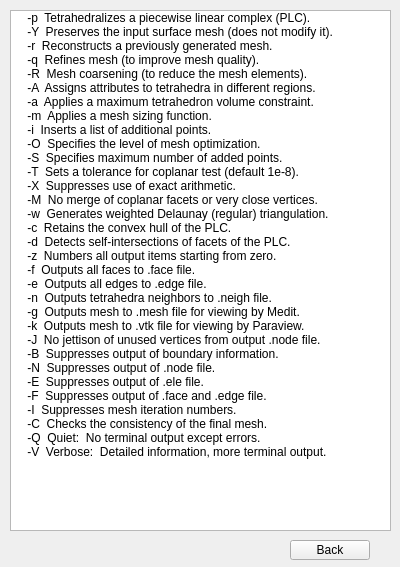
Old version of the form FITK_Component/FITKTmshExeDriver/GUITetGenHelp.ui in the repository Ice-reverie/Tmsh.
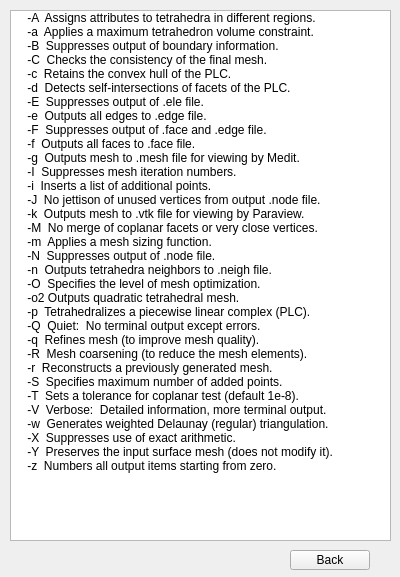
New version of the form.

Commit message: 升级tetgen功能界面

Patch:
```diff
--- a/FITK_Component/FITKTmshExeDriver/GUITetGenHelp.ui
+++ b/FITK_Component/FITKTmshExeDriver/GUITetGenHelp.ui
@@ -7,7 +7,7 @@
     <x>0</x>
     <y>0</y>
     <width>400</width>
-    <height>567</height>
+    <height>577</height>
    </rect>
   </property>
   <property name="windowTitle">
@@ -19,34 +19,9 @@
      <x>10</x>
      <y>10</y>
      <width>381</width>
-     <height>521</height>
+     <height>531</height>
     </rect>
    </property>
-   <item>
-    <property name="text">
-     <string>    -p  Tetrahedralizes a piecewise linear complex (PLC).</string>
-    </property>
-   </item>
-   <item>
-    <property name="text">
-     <string>    -Y  Preserves the input surface mesh (does not modify it).</string>
-    </property>
-   </item>
-   <item>
-    <property name="text">
-     <string>    -r  Reconstructs a previously generated mesh.</string>
-    </property>
-   </item>
-   <item>
-    <property name="text">
-     <string>    -q  Refines mesh (to improve mesh quality).</string>
-    </property>
-   </item>
-   <item>
-    <property name="text">
-     <string>    -R  Mesh coarsening (to reduce the mesh elements).</string>
-    </property>
-   </item>
    <item>
     <property name="text">
      <string>    -A  Assigns attributes to tetrahedra in different regions.</string>
@@ -59,42 +34,12 @@
    </item>
    <item>
     <property name="text">
-     <string>    -m  Applies a mesh sizing function.</string>
+     <string>    -B  Suppresses output of boundary information.</string>
     </property>
    </item>
    <item>
     <property name="text">
-     <string>    -i  Inserts a list of additional points.</string>
-    </property>
-   </item>
-   <item>
-    <property name="text">
-     <string>    -O  Specifies the level of mesh optimization.</string>
-    </property>
-   </item>
-   <item>
-    <property name="text">
-     <string>    -S  Specifies maximum number of added points.</string>
-    </property>
-   </item>
-   <item>
-    <property name="text">
-     <string>    -T  Sets a tolerance for coplanar test (default 1e-8).</string>
-    </property>
-   </item>
-   <item>
-    <property name="text">
-     <string>    -X  Suppresses use of exact arithmetic.</string>
-    </property>
-   </item>
-   <item>
-    <property name="text">
-     <string>    -M  No merge of coplanar facets or very close vertices.</string>
-    </property>
-   </item>
-   <item>
-    <property name="text">
-     <string>    -w  Generates weighted Delaunay (regular) triangulation.</string>
+     <string>    -C  Checks the consistency of the final mesh.</string>
     </property>
    </item>
    <item>
@@ -109,12 +54,7 @@
    </item>
    <item>
     <property name="text">
-     <string>    -z  Numbers all output items starting from zero.</string>
-    </property>
-   </item>
-   <item>
-    <property name="text">
-     <string>    -f  Outputs all faces to .face file.</string>
+     <string>    -E  Suppresses output of .ele file.</string>
     </property>
    </item>
    <item>
@@ -124,7 +64,12 @@
    </item>
    <item>
     <property name="text">
-     <string>    -n  Outputs tetrahedra neighbors to .neigh file.</string>
+     <string>    -F  Suppresses output of .face and .edge file.</string>
+    </property>
+   </item>
+   <item>
+    <property name="text">
+     <string>    -f  Outputs all faces to .face file.</string>
     </property>
    </item>
    <item>
@@ -134,7 +79,12 @@
    </item>
    <item>
     <property name="text">
-     <string>    -k  Outputs mesh to .vtk file for viewing by Paraview.</string>
+     <string>    -I  Suppresses mesh iteration numbers.</string>
+    </property>
+   </item>
+   <item>
+    <property name="text">
+     <string>    -i  Inserts a list of additional points.</string>
     </property>
    </item>
    <item>
@@ -144,7 +94,17 @@
    </item>
    <item>
     <property name="text">
-     <string>    -B  Suppresses output of boundary information.</string>
+     <string>    -k  Outputs mesh to .vtk file for viewing by Paraview.</string>
+    </property>
+   </item>
+   <item>
+    <property name="text">
+     <string>    -M  No merge of coplanar facets or very close vertices.</string>
+    </property>
+   </item>
+   <item>
+    <property name="text">
+     <string>    -m  Applies a mesh sizing function.</string>
     </property>
    </item>
    <item>
@@ -154,22 +114,22 @@
    </item>
    <item>
     <property name="text">
-     <string>    -E  Suppresses output of .ele file.</string>
+     <string>    -n  Outputs tetrahedra neighbors to .neigh file.</string>
     </property>
    </item>
    <item>
     <property name="text">
-     <string>    -F  Suppresses output of .face and .edge file.</string>
+     <string>    -O  Specifies the level of mesh optimization.</string>
     </property>
    </item>
    <item>
     <property name="text">
-     <string>    -I  Suppresses mesh iteration numbers.</string>
+     <string>    -o2 Outputs quadratic tetrahedral mesh.</string>
     </property>
    </item>
    <item>
     <property name="text">
-     <string>    -C  Checks the consistency of the final mesh.</string>
+     <string>    -p  Tetrahedralizes a piecewise linear complex (PLC).</string>
     </property>
    </item>
    <item>
@@ -177,17 +137,62 @@
      <string>    -Q  Quiet:  No terminal output except errors.</string>
     </property>
    </item>
+   <item>
+    <property name="text">
+     <string>    -q  Refines mesh (to improve mesh quality).</string>
+    </property>
+   </item>
+   <item>
+    <property name="text">
+     <string>    -R  Mesh coarsening (to reduce the mesh elements).</string>
+    </property>
+   </item>
+   <item>
+    <property name="text">
+     <string>    -r  Reconstructs a previously generated mesh.</string>
+    </property>
+   </item>
+   <item>
+    <property name="text">
+     <string>    -S  Specifies maximum number of added points.</string>
+    </property>
+   </item>
+   <item>
+    <property name="text">
+     <string>    -T  Sets a tolerance for coplanar test (default 1e-8).</string>
+    </property>
+   </item>
    <item>
     <property name="text">
      <string>    -V  Verbose:  Detailed information, more terminal output.</string>
     </property>
    </item>
+   <item>
+    <property name="text">
+     <string>    -w  Generates weighted Delaunay (regular) triangulation.</string>
+    </property>
+   </item>
+   <item>
+    <property name="text">
+     <string>    -X  Suppresses use of exact arithmetic.</string>
+    </property>
+   </item>
+   <item>
+    <property name="text">
+     <string>    -Y  Preserves the input surface mesh (does not modify it).</string>
+    </property>
+   </item>
+   <item>
+    <property name="text">
+     <string>    -z  Numbers all output items starting from zero.</string>
+    </property>
+   </item>
   </widget>
   <widget class="QPushButton" name="pushButton_Back">
    <property name="geometry">
     <rect>
      <x>290</x>
-     <y>540</y>
+     <y>550</y>
      <width>80</width>
      <height>20</height>
     </rect>
```
The commit also changes 3 other files.
